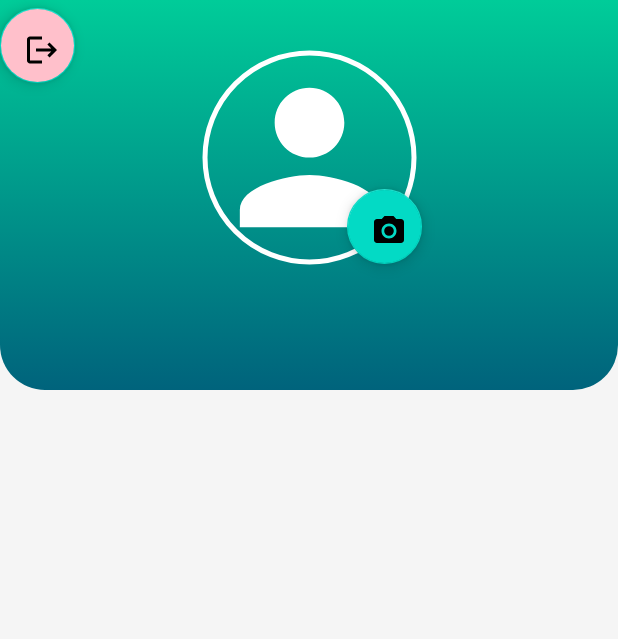
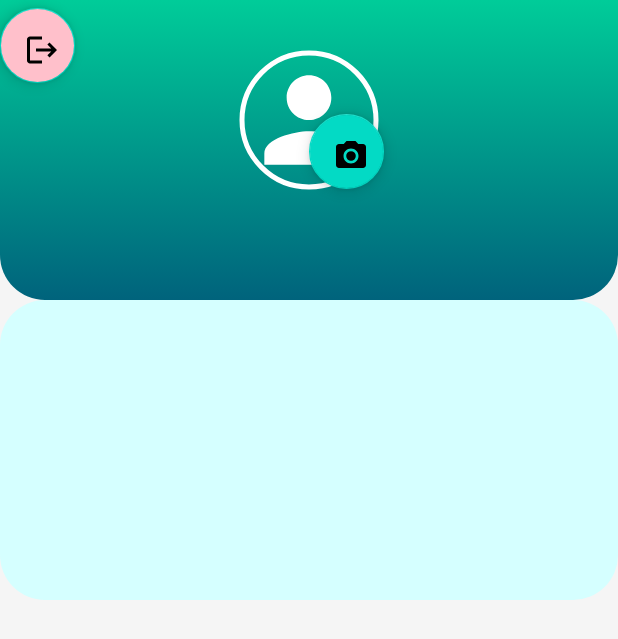
Before and after one commit to Disna11/tshare-Dissertation-, an Android app: the layout fragment_profile.xml on its own in the app's theme, with its tools: preview values and no code run, on a phone screen of 412 x 824 dp. Shown: the top 639 px of the screen. Run offline under Robolectric (Android 15) with nearby library versions, the phone set to English and light mode, and no system bars.

```diff
--- a/app/src/main/java/com/example/tshare/loginActivity.kt
+++ b/app/src/main/java/com/example/tshare/loginActivity.kt
@@ -103,9 +103,10 @@ class loginActivity : AppCompatActivity() {
                                 // Access user information
                                 val uid = currentUser.uid?.toString() ?: ""
                                 val email = currentUser.email?.toString() ?:""
-                                val displayName = currentUser.displayName?.toString() ?:""
+
+
                                 preferenceHelper?.saveString("logedin_email", email)
-                                preferenceHelper?.saveString("logedin_dis", displayName)
+                                preferenceHelper?.saveString("userid", uid)
 
                             }
                             val myIntent = Intent(applicationContext, homeActivity::class.java)
--- /dev/null
+++ b/app/src/main/res/drawable/cardview.xml
@@ -0,0 +1,9 @@
+<?xml version="1.0" encoding="utf-8"?>
+<selector xmlns:android="http://schemas.android.com/apk/res/android">
+    <item>
+        <shape android:shape="rectangle">
+            <gradient android:startColor="#d5ffff" android:endColor="#d5ffff" android:angle="270"/>
+            <corners android:bottomRightRadius="30dp" android:bottomLeftRadius="30dp" android:topLeftRadius="30dp" android:topRightRadius="30dp"/>
+        </shape>
+    </item>
+</selector>
--- a/app/src/main/res/layout/fragment_profile.xml
+++ b/app/src/main/res/layout/fragment_profile.xml
@@ -15,9 +15,10 @@
             android:layout_width="match_parent"
             android:layout_height="wrap_content"
             android:orientation="vertical">
+
             <androidx.constraintlayout.widget.ConstraintLayout
                 android:layout_width="match_parent"
-                android:layout_height="260dp"
+                android:layout_height="200dp"
                 android:background="@drawable/profile_top_background"
                 app:layout_constraintEnd_toEndOf="parent"
                 app:layout_constraintHorizontal_bias="0.0"
@@ -26,26 +27,26 @@
 
                 <com.google.android.material.imageview.ShapeableImageView
                     android:id="@+id/profile_photo"
-                    android:layout_width="150dp"
-                    android:layout_height="150dp"
+                    android:layout_width="100dp"
+                    android:layout_height="100dp"
                     android:layout_marginTop="30dp"
+                    android:padding="5dp"
                     android:scaleType="centerCrop"
                     app:layout_constraintEnd_toEndOf="parent"
                     app:layout_constraintStart_toStartOf="parent"
                     app:layout_constraintTop_toTopOf="parent"
                     app:shapeAppearanceOverlay="@style/circle"
-                    android:padding="5dp"
-                    app:strokeWidth="3dp"
+                    app:srcCompat="@drawable/person_image"
                     app:strokeColor="@color/white"
-                    app:srcCompat="@drawable/person_image" />
+                    app:strokeWidth="3dp" />
 
                 <TextView
                     android:id="@+id/profile_name"
                     android:layout_width="wrap_content"
                     android:layout_height="wrap_content"
+                    android:textColor="@color/white"
+                    android:textSize="20sp"
                     android:textStyle="bold"
-                    android:textSize="20sp"
-                    android:textColor="@color/white"
                     app:layout_constraintEnd_toEndOf="parent"
                     app:layout_constraintStart_toStartOf="parent"
                     app:layout_constraintTop_toBottomOf="@+id/profile_photo"
@@ -56,8 +57,8 @@
                     android:layout_width="wrap_content"
                     android:layout_height="wrap_content"
                     android:textColor="@color/white"
+                    android:textSize="18sp"
                     android:textStyle="bold"
-                    android:textSize="18sp"
                     app:layout_constraintEnd_toEndOf="parent"
                     app:layout_constraintStart_toStartOf="parent"
                     app:layout_constraintTop_toBottomOf="@+id/profile_name"
@@ -93,6 +94,13 @@
 
             </androidx.constraintlayout.widget.ConstraintLayout>
 
+            <androidx.constraintlayout.widget.ConstraintLayout
+                android:layout_width="match_parent"
+                android:layout_height="200dp"
+                android:background="@drawable/cardview">
+
+            </androidx.constraintlayout.widget.ConstraintLayout>
+
         </LinearLayout>
 
     </ScrollView>
```
Also changed, not shown: app/src/main/java/com/example/tshare/ProfileFragment.kt (+27 -3 lines).
